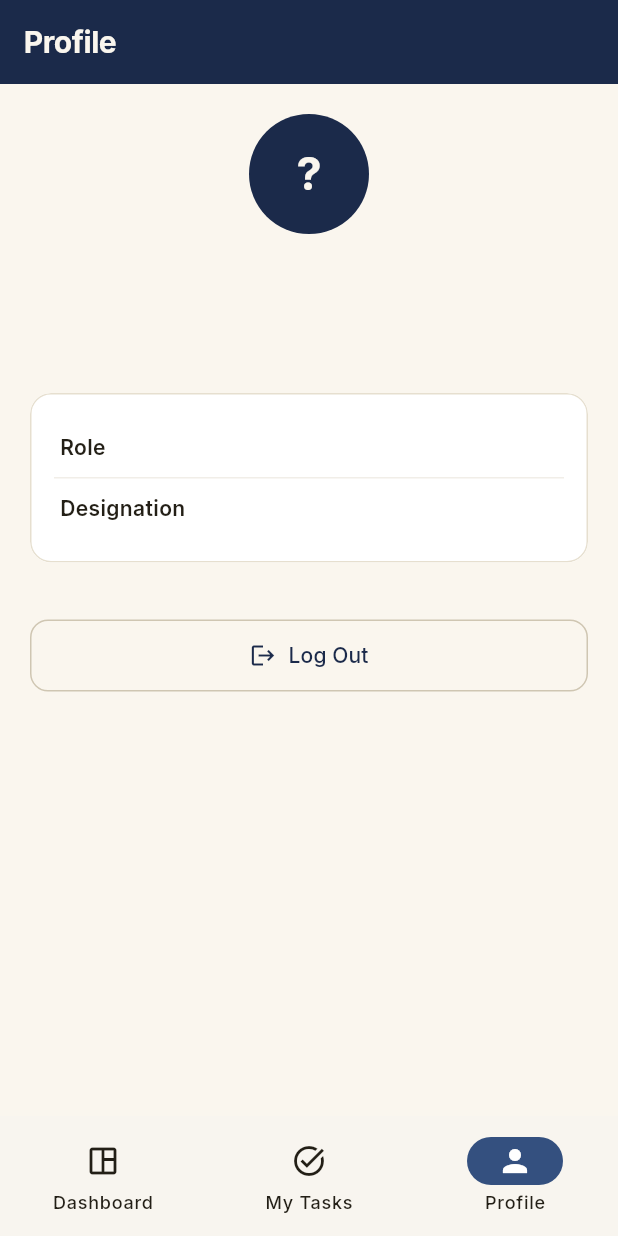
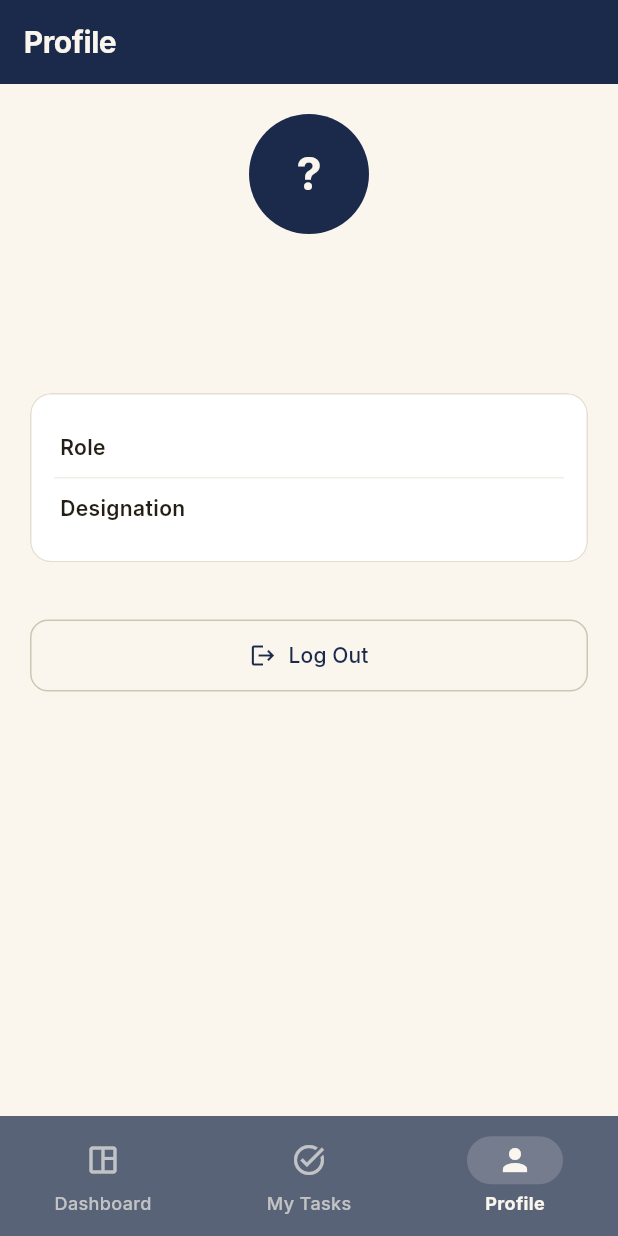
Before and after one commit to sytal/tasknest-app, a Flutter app: the MainShell screen opened directly, item 3 of the bottom bar chosen, on a phone screen of 412 x 824 dp. Run offline on Flutter 3.47's test engine with Material 3 defaults, Android fonts, the phone set to English and light mode, and no system bars; our stand-ins replace google_fonts, shared_preferences; accounts and stored records are empty; network calls fail.

Commit message:
Add glassmorphism polish, dashboard role badge, and micro-animations
Introduces a reusable GlassSurface widget (BackdropFilter + ImageFilter.blur)
applied to the dashboard header's quick-stats row and the bottom navigation
bar for a frosted, translucent look. Adds a role/designation badge to the
dashboard greeting, colored navy shadows and a fade/slide-in entrance
animation on project cards for a more premium, crafted feel.

Co-Authored-By: Claude Sonnet 5 <noreply@anthropic.com>

```diff
--- a/lib/screens/main_shell.dart
+++ b/lib/screens/main_shell.dart
@@ -1,6 +1,9 @@
+import 'dart:ui';
+
 import 'package:flutter/material.dart';
 import 'package:provider/provider.dart';
 import '../services/session.dart';
+import '../theme/app_theme.dart';
 import 'home_screen.dart';
 import 'login_screen.dart';
 import 'my_tasks_screen.dart';
@@ -40,13 +43,44 @@ class _MainShellState extends State<MainShell> {
       return const LoginScreen();
     }
 
+    final isDark = Theme.of(context).brightness == Brightness.dark;
+    final navTint = isDark ? AppColors.navy900 : AppColors.navy700;
+
     return Scaffold(
+      extendBody: true,
       appBar: AppBar(title: Text(_titles[_index])),
       body: IndexedStack(
         index: _index,
         children: _tabs,
       ),
-      bottomNavigationBar: NavigationBar(
+      // Frosted-glass bottom nav bar: a blurred backdrop behind a
+      // translucent navy tint, rather than a flat opaque fill, so content
+      // scrolling underneath softly shows through.
+      bottomNavigationBar: ClipRRect(
+        child: BackdropFilter(
+          filter: ImageFilter.blur(sigmaX: 20, sigmaY: 20),
+          child: NavigationBarTheme(
+            data: NavigationBarThemeData(
+              backgroundColor: navTint.withValues(alpha: 0.72),
+              elevation: 0,
+              surfaceTintColor: Colors.transparent,
+              indicatorColor: Colors.white.withValues(alpha: 0.16),
+              iconTheme: WidgetStateProperty.resolveWith((states) {
+                final selected = states.contains(WidgetState.selected);
+                return IconThemeData(
+                  color: AppColors.cream50.withValues(alpha: selected ? 1 : 0.65),
+                );
+              }),
+              labelTextStyle: WidgetStateProperty.resolveWith((states) {
+                final selected = states.contains(WidgetState.selected);
+                return TextStyle(
+                  fontSize: 12,
+                  fontWeight: selected ? FontWeight.w700 : FontWeight.w500,
+                  color: AppColors.cream50.withValues(alpha: selected ? 1 : 0.65),
+                );
+              }),
+            ),
+            child: NavigationBar(
               selectedIndex: _index,
               onDestinationSelected: (i) => setState(() => _index = i),
               destinations: const [
@@ -67,6 +101,9 @@ class _MainShellState extends State<MainShell> {
                 ),
               ],
             ),
+          ),
+        ),
+      ),
     );
   }
 }
```
Also changed, not shown: lib/screens/home_screen.dart (+87 -4 lines), lib/widgets/glass_surface.dart (added, +97 -0 lines). Lines whose indentation alone changed are shown as unchanged.
